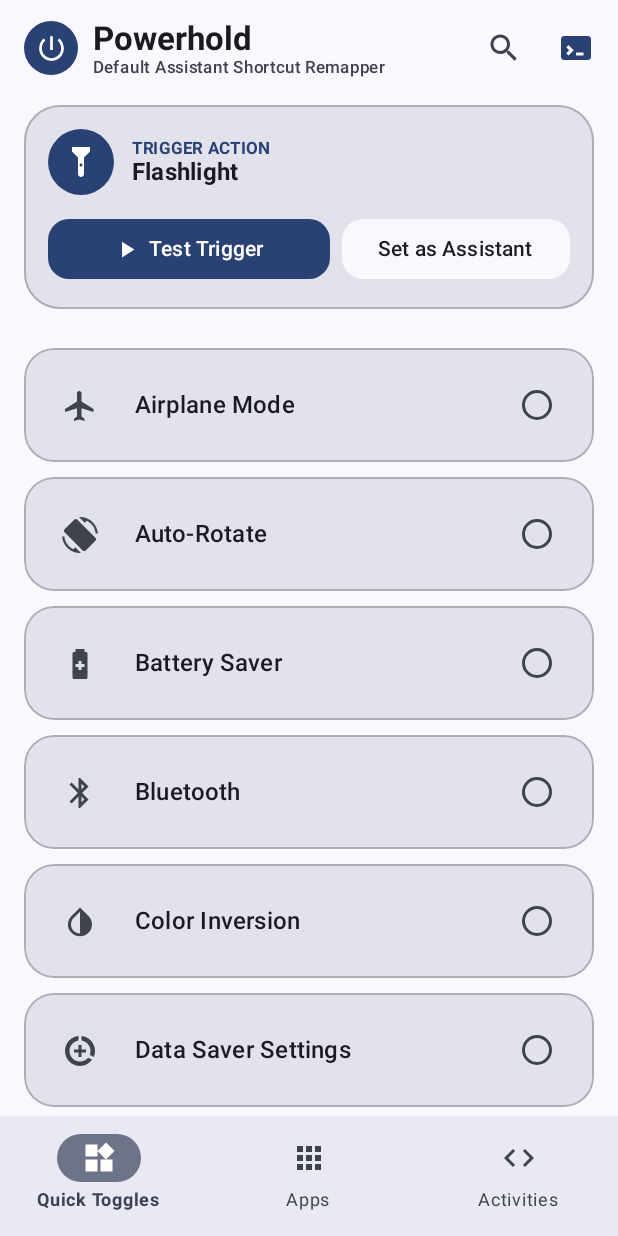
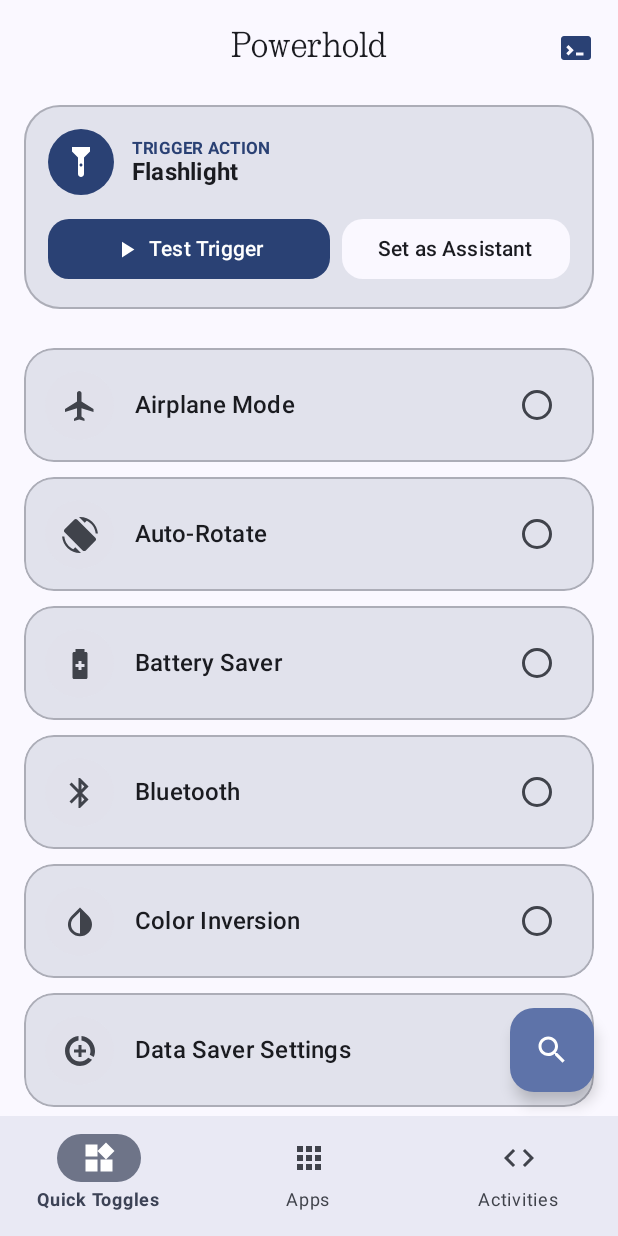
Before and after one commit to fayyeon/Assistia, an Android app built with Jetpack Compose: the screen it shows after launch (MainActivity), after a tap on "Set as Assistant", on a phone screen of 412 x 824 dp. Run offline under Robolectric (Android 15) with nearby library versions, the phone set to English and light mode, and no system bars.

Commit message:
UI & Interaction enhancements: - Removed emojis from all toast notifications - Removed dark/AMOLED switch toast notification - Converted search to Floating Action Button and placed search bar below trigger action box - Updated top bar to centered layout with NType82 serif font for Powerhold title, removed subtitle & logo, moved AMOLED contrast button to top-left - Added scroll behavior to collapse top title bar when scrolling down - Added About App dialog accessible by tapping Powerhold title, with themed logo, serif title, version, and license button - Fixed 'Set as Assistant' to directly open default digital assistant settings page

```diff
--- a/app/src/main/java/com/powerhold/app/ui/MainActivity.kt
+++ b/app/src/main/java/com/powerhold/app/ui/MainActivity.kt
@@ -49,39 +49,22 @@ class MainActivity : ComponentActivity() {
     }
 
     private fun requestDefaultAssistant() {
-        if (Build.VERSION.SDK_INT >= Build.VERSION_CODES.Q) {
-            val roleManager = getSystemService(RoleManager::class.java)
-            if (roleManager != null && roleManager.isRoleAvailable(RoleManager.ROLE_ASSISTANT)) {
-                if (!roleManager.isRoleHeld(RoleManager.ROLE_ASSISTANT)) {
-                    val intent = roleManager.createRequestRoleIntent(RoleManager.ROLE_ASSISTANT)
-                    try {
-                        assistantRoleLauncher.launch(intent)
-                        return
-                    } catch (e: Exception) {
-                        // Fall back to settings
-                    }
-                } else {
-                    Toast.makeText(this, "Powerhold is already your default assistant", Toast.LENGTH_SHORT).show()
-                    return
-                }
-            }
+        val intents = listOf(
+            Intent(Settings.ACTION_VOICE_INPUT_SETTINGS),
+            Intent(Settings.ACTION_MANAGE_DEFAULT_APPS_SETTINGS),
+            Intent("android.settings.VOICE_INPUT_SETTINGS"),
+            Intent(Settings.ACTION_APPLICATION_DETAILS_SETTINGS).apply {
+                data = android.net.Uri.parse("package:$packageName")
+            },
+            Intent(Settings.ACTION_SETTINGS)
+        )
+        for (intent in intents) {
+            try {
+                intent.addFlags(Intent.FLAG_ACTIVITY_NEW_TASK)
+                startActivity(intent)
+                return
+            } catch (_: Exception) {}
         }
-
-        // Fallbacks for MIUI / older Android or if role dialog is bypassed
-        try {
-            val intent = Intent(Settings.ACTION_VOICE_INPUT_SETTINGS).apply {
-                addFlags(Intent.FLAG_ACTIVITY_NEW_TASK)
-            }
-            startActivity(intent)
-        } catch (e: Exception) {
-            try {
-                val intent = Intent(Settings.ACTION_MANAGE_DEFAULT_APPS_SETTINGS).apply {
-                    addFlags(Intent.FLAG_ACTIVITY_NEW_TASK)
-                }
-                startActivity(intent)
-            } catch (e2: Exception) {
-                Toast.makeText(this, "Go to Settings -> Apps -> Default apps -> Digital assistant", Toast.LENGTH_LONG).show()
-            }
-        }
+        Toast.makeText(this, "Open Settings -> Apps -> Default apps -> Digital assistant", Toast.LENGTH_LONG).show()
     }
 }
--- a/app/src/main/java/com/powerhold/app/ui/screens/MainDashboardScreen.kt
+++ b/app/src/main/java/com/powerhold/app/ui/screens/MainDashboardScreen.kt
@@ -12,6 +12,8 @@ import androidx.compose.animation.AnimatedVisibility
 import androidx.compose.animation.fadeIn
 import androidx.compose.animation.fadeOut
 import androidx.compose.foundation.Image
+import androidx.compose.foundation.clickable
+import androidx.compose.foundation.interaction.MutableInteractionSource
 import androidx.compose.foundation.isSystemInDarkTheme
 import androidx.compose.foundation.layout.Arrangement
 import androidx.compose.foundation.layout.Box
@@ -33,8 +35,10 @@ import androidx.compose.material3.Button
 import androidx.compose.material3.ButtonDefaults
 import androidx.compose.material3.Card
 import androidx.compose.material3.CardDefaults
+import androidx.compose.material3.CenterAlignedTopAppBar
 import androidx.compose.material3.ExperimentalMaterial3Api
 import androidx.compose.material3.FilledTonalButton
+import androidx.compose.material3.FloatingActionButton
 import androidx.compose.material3.Icon
 import androidx.compose.material3.IconButton
 import androidx.compose.material3.MaterialTheme
@@ -45,7 +49,6 @@ import androidx.compose.material3.OutlinedTextFieldDefaults
 import androidx.compose.material3.Scaffold
 import androidx.compose.material3.Surface
 import androidx.compose.material3.Text
-import androidx.compose.material3.TopAppBar
 import androidx.compose.material3.TopAppBarDefaults
 import androidx.compose.runtime.Composable
 import androidx.compose.runtime.DisposableEffect
@@ -59,11 +62,13 @@ import androidx.compose.ui.Alignment
 import androidx.compose.ui.Modifier
 import androidx.compose.ui.graphics.asImageBitmap
 import androidx.compose.ui.graphics.vector.ImageVector
+import androidx.compose.ui.input.nestedscroll.nestedScroll
 import androidx.compose.ui.platform.LocalContext
 import androidx.compose.ui.platform.LocalLifecycleOwner
 import androidx.compose.ui.text.font.FontWeight
 import androidx.compose.ui.text.style.TextOverflow
 import androidx.compose.ui.unit.dp
+import androidx.compose.ui.unit.sp
 import androidx.core.content.ContextCompat
 import androidx.core.graphics.drawable.toBitmap
 import androidx.lifecycle.Lifecycle
@@ -72,6 +77,7 @@ import com.powerhold.app.data.ActionType
 import com.powerhold.app.data.RemapAction
 import com.powerhold.app.ui.MainViewModel
 import com.powerhold.app.ui.theme.AppIcons
+import com.powerhold.app.ui.theme.PowerholdSerifFontFamily
 
 @OptIn(ExperimentalMaterial3Api::class)
 @Composable
@@ -94,6 +100,7 @@ fun MainDashboardScreen(
 
     var showSearch by remember { mutableStateOf(false) }
     var showAdbDialog by remember { mutableStateOf(false) }
+    var showAboutDialog by remember { mutableStateOf(false) }
 
     // Track whether Powerhold is already set as the default assistant
     var isAssistantSet by remember { mutableStateOf(false) }
@@ -138,48 +145,23 @@ fun MainDashboardScreen(
         AdbHelperDialog(onDismiss = { showAdbDialog = false })
     }
 
+    if (showAboutDialog) {
+        AboutAppDialog(onDismiss = { showAboutDialog = false })
+    }
+
+    // Scroll behavior to hide the top title bar when scrolling down
+    val scrollBehavior = TopAppBarDefaults.enterAlwaysScrollBehavior()
+
     Scaffold(
+        modifier = Modifier.nestedScroll(scrollBehavior.nestedScrollConnection),
         topBar = {
-            TopAppBar(
-                title = {
-                    Row(verticalAlignment = Alignment.CenterVertically) {
-                        Surface(
-                            shape = CircleShape,
-                            color = MaterialTheme.colorScheme.primary,
-                            modifier = Modifier.size(36.dp)
-                        ) {
-                            Box(contentAlignment = Alignment.Center) {
-                                Icon(
-                                    imageVector = AppIcons.Power,
-                                    contentDescription = null,
-                                    tint = MaterialTheme.colorScheme.onPrimary,
-                                    modifier = Modifier.size(22.dp)
-                                )
-                            }
-                        }
-                        Spacer(Modifier.width(10.dp))
-                        Column {
-                            Text(
-                                text = "Powerhold",
-                                style = MaterialTheme.typography.titleLarge,
-                                fontWeight = FontWeight.Bold
-                            )
-                            Text(
-                                text = "Default Assistant Shortcut Remapper",
-                                style = MaterialTheme.typography.labelSmall,
-                                color = MaterialTheme.colorScheme.onSurfaceVariant
-                            )
-                        }
-                    }
-                },
-                actions = {
-                    // AMOLED pure black toggle button (only visible when device is in dark mode)
+            CenterAlignedTopAppBar(
+                scrollBehavior = scrollBehavior,
+                navigationIcon = {
+                    // AMOLED pure black toggle button on top-left (only visible when device is in dark mode)
                     if (isSystemInDarkTheme()) {
                         IconButton(onClick = {
-                            val next = !isAmoledMode
-                            viewModel.setAmoledMode(next)
-                            val msg = if (next) "AMOLED Pure Black mode enabled" else "Standard Dark mode enabled"
-                            Toast.makeText(context, msg, Toast.LENGTH_SHORT).show()
+                            viewModel.setAmoledMode(!isAmoledMode)
                         }) {
                             Icon(
                                 imageVector = AppIcons.Contrast,
@@ -188,15 +170,23 @@ fun MainDashboardScreen(
                             )
                         }
                     }
-                    IconButton(onClick = {
-                        showSearch = !showSearch
-                        if (!showSearch) viewModel.setSearchQuery("")
-                    }) {
-                        Icon(
-                            imageVector = if (showSearch) Icons.Default.Close else Icons.Default.Search,
-                            contentDescription = "Search"
-                        )
-                    }
+                },
+                title = {
+                    Text(
+                        text = "Powerhold",
+                        fontFamily = PowerholdSerifFontFamily,
+                        fontSize = 24.sp,
+                        fontWeight = FontWeight.Normal,
+                        color = MaterialTheme.colorScheme.onSurface,
+                        modifier = Modifier.clickable(
+                            interactionSource = remember { MutableInteractionSource() },
+                            indication = null
+                        ) {
+                            showAboutDialog = true
+                        }
+                    )
+                },
+                actions = {
                     IconButton(onClick = { showAdbDialog = true }) {
                         Icon(
                             imageVector = AppIcons.Terminal,
@@ -205,10 +195,27 @@ fun MainDashboardScreen(
                         )
                     }
                 },
-                colors = TopAppBarDefaults.topAppBarColors(
+                colors = TopAppBarDefaults.centerAlignedTopAppBarColors(
                     containerColor = MaterialTheme.colorScheme.surface
                 )
             )
+        },
+        floatingActionButton = {
+            // WhatsApp-style Floating Action Button for search above bottom navigation
+            FloatingActionButton(
+                onClick = {
+                    showSearch = !showSearch
+                    if (!showSearch) viewModel.setSearchQuery("")
+                },
+                containerColor = MaterialTheme.colorScheme.primaryContainer,
+                contentColor = MaterialTheme.colorScheme.onPrimaryContainer,
+                shape = RoundedCornerShape(16.dp)
+            ) {
+                Icon(
+                    imageVector = if (showSearch) Icons.Default.Close else Icons.Default.Search,
+                    contentDescription = if (showSearch) "Close search" else "Search"
+                )
+            }
         },
         bottomBar = {
             // Material 3 Navigation Bar at the bottom
@@ -244,7 +251,17 @@ fun MainDashboardScreen(
                 .fillMaxSize()
                 .padding(innerPadding)
         ) {
-            // Search Bar (collapsible)
+            // Current Active Action Hero Card at the top of content
+            ActiveActionHeroCard(
+                context = context,
+                action = selectedAction,
+                isAssistantSet = isAssistantSet,
+                hasAdbPermission = hasAdbPermission,
+                onTest = { viewModel.testAction(context) },
+                onSetDefault = onOpenAssistantSettings
+            )
+
+            // Search Bar (placed below the Trigger Action box as requested)
             AnimatedVisibility(
                 visible = showSearch,
                 enter = fadeIn(),
@@ -273,16 +290,6 @@ fun MainDashboardScreen(
                     )
                 }
             }
-
-            // Current Active Action Hero Card
-            ActiveActionHeroCard(
-                context = context,
-                action = selectedAction,
-                isAssistantSet = isAssistantSet,
-                hasAdbPermission = hasAdbPermission,
-                onTest = { viewModel.testAction(context) },
-                onSetDefault = onOpenAssistantSettings
-            )
 
             Spacer(Modifier.height(8.dp))
 
@@ -330,7 +337,7 @@ fun ActiveActionHeroCard(
         if (action.type == ActionType.OPEN_APP || action.type == ActionType.LAUNCH_ACTIVITY) {
             try {
                 action.packageName?.let { context.packageManager.getApplicationIcon(it) }
-            } catch (e: Exception) {
+            } catch (_: Exception) {
                 null
             }
         } else null
@@ -456,19 +463,21 @@ fun ActiveActionHeroCard(
 }
 
 private fun openAssistantSettings(context: Context) {
-    try {
-        val intent = Intent(Settings.ACTION_VOICE_INPUT_SETTINGS).apply {
-            addFlags(Intent.FLAG_ACTIVITY_NEW_TASK)
-        }
-        context.startActivity(intent)
-    } catch (e: Exception) {
+    val intents = listOf(
+        Intent(Settings.ACTION_VOICE_INPUT_SETTINGS),
+        Intent(Settings.ACTION_MANAGE_DEFAULT_APPS_SETTINGS),
+        Intent("android.settings.VOICE_INPUT_SETTINGS"),
+        Intent(Settings.ACTION_APPLICATION_DETAILS_SETTINGS).apply {
+            data = android.net.Uri.parse("package:${context.packageName}")
+        },
+        Intent(Settings.ACTION_SETTINGS)
+    )
+    for (intent in intents) {
         try {
-            val intent = Intent(Settings.ACTION_MANAGE_DEFAULT_APPS_SETTINGS).apply {
-                addFlags(Intent.FLAG_ACTIVITY_NEW_TASK)
-            }
+            intent.addFlags(Intent.FLAG_ACTIVITY_NEW_TASK)
             context.startActivity(intent)
-        } catch (e2: Exception) {
-            Toast.makeText(context, "Open Settings -> Apps -> Default apps -> Digital assistant", Toast.LENGTH_LONG).show()
-        }
+            return
+        } catch (_: Exception) {}
     }
+    Toast.makeText(context, "Open Settings -> Apps -> Default apps -> Digital assistant", Toast.LENGTH_LONG).show()
 }
--- a/app/src/main/java/com/powerhold/app/ui/theme/Type.kt
+++ b/app/src/main/java/com/powerhold/app/ui/theme/Type.kt
@@ -2,9 +2,15 @@ package com.powerhold.app.ui.theme
 
 import androidx.compose.material3.Typography
 import androidx.compose.ui.text.TextStyle
+import androidx.compose.ui.text.font.Font
 import androidx.compose.ui.text.font.FontFamily
 import androidx.compose.ui.text.font.FontWeight
 import androidx.compose.ui.unit.sp
+import com.powerhold.app.R
+
+val PowerholdSerifFontFamily = FontFamily(
+    Font(R.font.ntype82_regular, FontWeight.Normal)
+)
 
 val Typography = Typography(
     headlineLarge = TextStyle(
```
Also changed, not shown: app/src/main/java/com/powerhold/app/assistant/ActionExecutor.kt (+6 -6 lines), app/src/main/java/com/powerhold/app/ui/screens/AboutAppDialog.kt (added, +148 -0 lines), app/src/main/res/font/ntype82_regular.otf (added).
